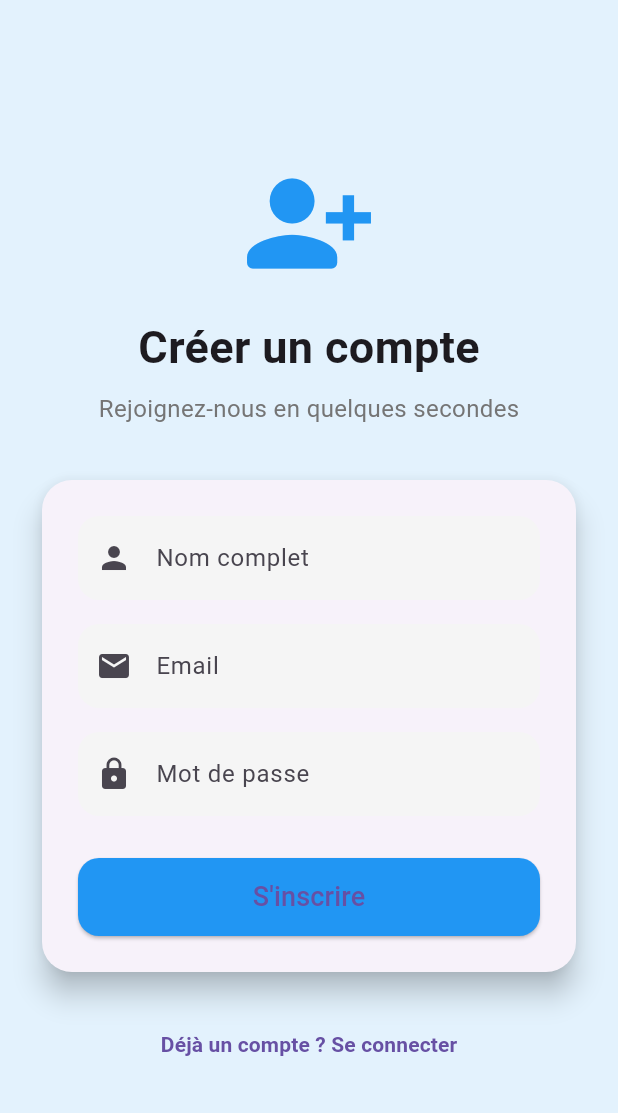
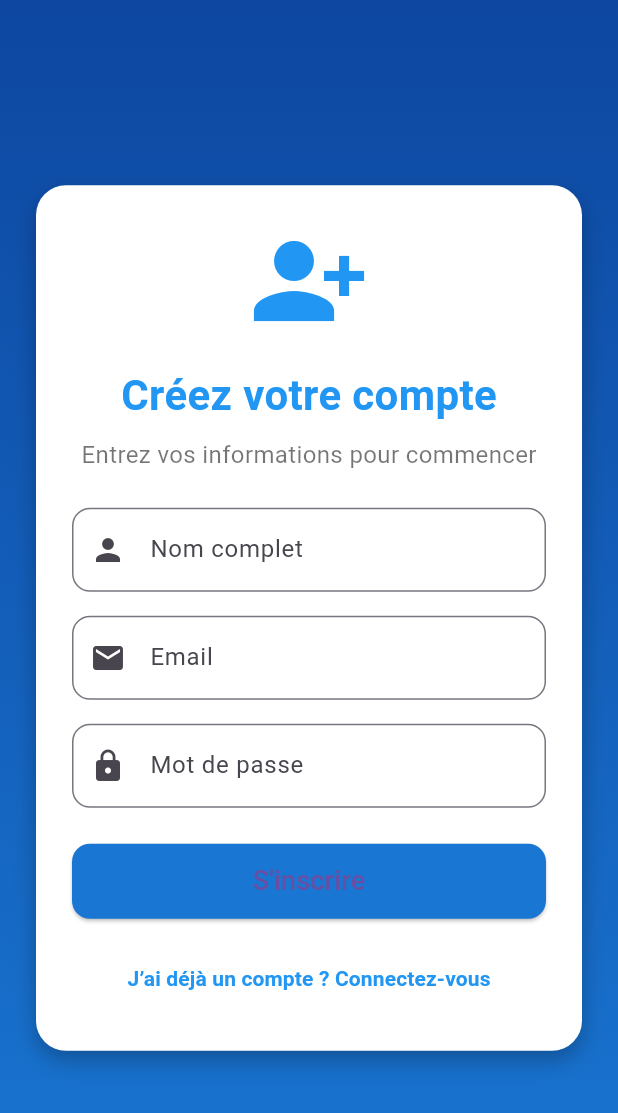
Before and after one commit to ayacherif624-cpu/application_mobile-support_client, a Flutter app: the RegisterView screen opened by its route, on a phone screen of 412 x 824 dp. Shown: the top 1113 px of the screen. Run offline on Flutter 3.47's test engine with Material 3 defaults, Android fonts, the phone set to English and light mode, and no system bars; our stand-ins replace cloud_firestore, file_picker, firebase_auth, firebase_core, firebase_messaging, firebase_storage and 3 more; missing offline and left inert: flutter_firebase; accounts and stored records are empty; statements that could not run were skipped.

```diff
--- a/lib/views/Register_view.dart
+++ b/lib/views/Register_view.dart
@@ -14,7 +14,6 @@ class _RegisterViewState extends State<RegisterView> {
   final TextEditingController nameController = TextEditingController();
   final TextEditingController emailController = TextEditingController();
   final TextEditingController passwordController = TextEditingController();
-
   bool isLoading = false;
 
   Future<void> _register() async {
@@ -40,119 +39,142 @@ class _RegisterViewState extends State<RegisterView> {
 
       Navigator.pushReplacement(
         context,
-        MaterialPageRoute(builder: (_) => const HomeClient()),
+        MaterialPageRoute(builder: (_) => HomeClient()),
       );
     } on FirebaseAuthException catch (e) {
-      ScaffoldMessenger.of(context).showSnackBar(
-        SnackBar(content: Text(e.message ?? 'Erreur inconnue')),
-      );
+      String message = e.message ?? 'Erreur inconnue';
+      ScaffoldMessenger.of(context)
+          .showSnackBar(SnackBar(content: Text(message)));
     } finally {
       setState(() => isLoading = false);
     }
   }
 
-  InputDecoration _inputDecoration(String label, IconData icon) {
-    return InputDecoration(
-      labelText: label,
-      prefixIcon: Icon(icon),
-      filled: true,
-      fillColor: Colors.grey.shade100,
-      border: OutlineInputBorder(
-        borderRadius: BorderRadius.circular(14),
-        borderSide: BorderSide.none,
-      ),
-    );
-  }
-
   @override
   Widget build(BuildContext context) {
     return Scaffold(
-      backgroundColor: Colors.blue.shade50,
-      body: SafeArea(
+      // Fond dégradé bleu
+      body: Container(
+        decoration: const BoxDecoration(
+          gradient: LinearGradient(
+            colors: [Color(0xFF0D47A1), Color(0xFF1976D2)],
+            begin: Alignment.topCenter,
+            end: Alignment.bottomCenter,
+          ),
+        ),
         child: Center(
           child: SingleChildScrollView(
             padding: const EdgeInsets.symmetric(horizontal: 24),
+            child: Container(
+              padding: const EdgeInsets.all(24),
+              decoration: BoxDecoration(
+                color: Colors.white,
+                borderRadius: BorderRadius.circular(20),
+                boxShadow: [
+                  BoxShadow(
+                    color: Colors.black26,
+                    blurRadius: 12,
+                    offset: const Offset(0, 6),
+                  ),
+                ],
+              ),
               child: Column(
+                mainAxisSize: MainAxisSize.min,
                 children: [
+                  // Icon / Logo
                   const Icon(
-                  Icons.person_add_alt_1_rounded,
-                  size: 90,
+                    Icons.person_add_alt_1,
+                    size: 80,
                     color: Colors.blue,
                   ),
                   const SizedBox(height: 16),
                   const Text(
-                  'Créer un compte',
+                    'Créez votre compte',
                     style: TextStyle(
-                    fontSize: 30,
+                        fontSize: 28,
                         fontWeight: FontWeight.bold,
+                        color: Colors.blue),
+                  ),
+                  const SizedBox(height: 8),
+                  const Text(
+                    'Entrez vos informations pour commencer',
+                    style: TextStyle(fontSize: 16, color: Colors.black54),
+                  ),
+                  const SizedBox(height: 24),
+
+                  // Champ Nom
+                  TextField(
+                    controller: nameController,
+                    decoration: InputDecoration(
+                      prefixIcon: const Icon(Icons.person),
+                      labelText: 'Nom complet',
+                      border: OutlineInputBorder(
+                        borderRadius: BorderRadius.circular(12),
                       ),
                     ),
-                const SizedBox(height: 8),
-                Text(
-                  'Rejoignez-nous en quelques secondes',
-                  style: TextStyle(
-                    fontSize: 16,
-                    color: Colors.grey.shade600,
-                  ),
-                ),
-                const SizedBox(height: 32),
-
-                // Carte formulaire
-                Card(
-                  elevation: 8,
-                  shape: RoundedRectangleBorder(
-                    borderRadius: BorderRadius.circular(20),
-                  ),
-                  child: Padding(
-                    padding: const EdgeInsets.all(24),
-                    child: Column(
-                      children: [
-                        TextField(
-                          controller: nameController,
-                          decoration:
-                              _inputDecoration('Nom complet', Icons.person),
                   ),
                   const SizedBox(height: 16),
 
+                  // Champ Email
                   TextField(
                     controller: emailController,
                     keyboardType: TextInputType.emailAddress,
-                          decoration:
-                              _inputDecoration('Email', Icons.email),
+                    decoration: InputDecoration(
+                      prefixIcon: const Icon(Icons.email),
+                      labelText: 'Email',
+                      border: OutlineInputBorder(
+                        borderRadius: BorderRadius.circular(12),
+                      ),
+                    ),
                   ),
                   const SizedBox(height: 16),
 
+                  // Champ Mot de passe
                   TextField(
                     controller: passwordController,
                     obscureText: true,
-                          decoration:
-                              _inputDecoration('Mot de passe', Icons.lock),
+                    decoration: InputDecoration(
+                      prefixIcon: const Icon(Icons.lock),
+                      labelText: 'Mot de passe',
+                      border: OutlineInputBorder(
+                        borderRadius: BorderRadius.circular(12),
                       ),
-                        const SizedBox(height: 28),
+                    ),
+                  ),
+                  const SizedBox(height: 24),
 
+                  // Bouton S'inscrire
                   SizedBox(
                     width: double.infinity,
-                          height: 52,
+                    height: 50,
                     child: ElevatedButton(
                       onPressed: isLoading ? null : _register,
                       style: ElevatedButton.styleFrom(
-                              backgroundColor: Colors.blue,
+                        backgroundColor: Colors.blue.shade700,
                         shape: RoundedRectangleBorder(
-                                borderRadius: BorderRadius.circular(14),
+                          borderRadius: BorderRadius.circular(12),
                         ),
                       ),
                       child: isLoading
-                                ? const SizedBox(
-                                    height: 24,
-                                    width: 24,
-                                    child: CircularProgressIndicator(
-                                      strokeWidth: 3,
-                                      color: Colors.white,
+                          ? const CircularProgressIndicator(color: Colors.white)
+                          : const Text(
+                              'S\'inscrire',
+                              style: TextStyle(fontSize: 18),
                             ),
-                                  )
-                                : const Text(
-                                    "S'inscrire",
-                                    style: TextStyle(fontSize: 18),
+                    ),
+                  ),
+                  const SizedBox(height: 16),
+
+                  // Bouton retour connexion
+                  TextButton(
+                    onPressed: () {
+                      Navigator.pop(context); // Retour au LoginView
+                    },
+                    child: const Text(
+                      'J’ai déjà un compte ? Connectez-vous',
+                      style: TextStyle(
+                        color: Colors.blue,
+                        fontWeight: FontWeight.bold,
                       ),
                     ),
                   ),
@@ -160,18 +182,6 @@ class _RegisterViewState extends State<RegisterView> {
               ),
             ),
           ),
-                const SizedBox(height: 20),
-
-                TextButton(
-                  onPressed: () => Navigator.pop(context),
-                  child: const Text(
-                    'Déjà un compte ? Se connecter',
-                    style: TextStyle(fontWeight: FontWeight.bold),
-                  ),
-                ),
-              ],
-            ),
-          ),
         ),
       ),
     );
```
Also changed, not shown: lib/views/chat_view.dart (+125 -43 lines). Lines whose indentation alone changed are shown as unchanged.
